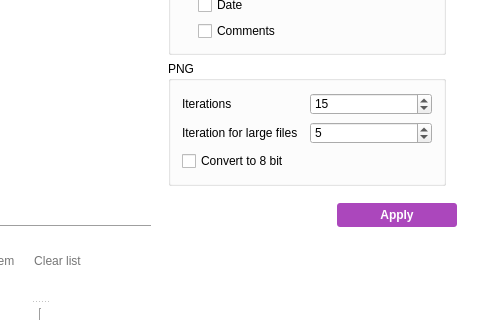
Lymphatus/caesium-image-compressor, file src/caesium.ui: the form before one commit; both pictures show x 400 to 880 and y 276 to 596 of the 880 by 812 pixel window.
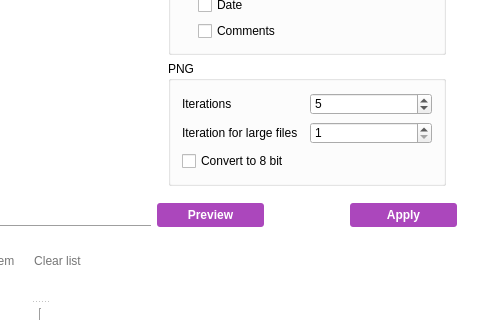
The form after the commit. Icons and pictures are not drawn. Custom widgets are drawn as their Qt base class.

Commit message: Preview enabled

The edit to the form file:
```diff
--- a/src/caesium.ui
+++ b/src/caesium.ui
@@ -387,7 +387,7 @@
                     <number>30</number>
                    </property>
                    <property name="value">
-                    <number>15</number>
+                    <number>5</number>
                    </property>
                   </widget>
                  </item>
@@ -407,7 +407,7 @@
                     <number>30</number>
                    </property>
                    <property name="value">
-                    <number>5</number>
+                    <number>1</number>
                    </property>
                   </widget>
                  </item>
@@ -555,6 +555,31 @@
           </item>
           <item>
            <layout class="QHBoxLayout" name="horizontalLayout_3">
+            <item>
+             <widget class="QPushButton" name="previewButton">
+              <property name="sizePolicy">
+               <sizepolicy hsizetype="Preferred" vsizetype="Fixed">
+                <horstretch>0</horstretch>
+                <verstretch>0</verstretch>
+               </sizepolicy>
+              </property>
+              <property name="font">
+               <font>
+                <weight>75</weight>
+                <bold>true</bold>
+               </font>
+              </property>
+              <property name="cursor">
+               <cursorShape>PointingHandCursor</cursorShape>
+              </property>
+              <property name="text">
+               <string>Preview</string>
+              </property>
+              <property name="flat">
+               <bool>false</bool>
+              </property>
+             </widget>
+            </item>
             <item>
              <spacer name="horizontalSpacer_6">
               <property name="orientation">
@@ -565,7 +590,7 @@
               </property>
               <property name="sizeHint" stdset="0">
                <size>
-                <width>180</width>
+                <width>80</width>
                 <height>20</height>
                </size>
               </property>
@@ -1130,7 +1155,7 @@
 font-size: 24pt;</string>
           </property>
           <property name="text">
-           <string/>
+           <string>original</string>
           </property>
           <property name="pixmap">
            <pixmap>:/icons/ui/picture.png</pixmap>
@@ -1151,7 +1176,7 @@
          </widget>
         </item>
         <item>
-         <widget class="QLabel" name="imageCompressedPreviewLabel_">
+         <widget class="QLabel" name="imageCompressedPreviewLabel">
           <property name="sizePolicy">
            <sizepolicy hsizetype="Minimum" vsizetype="Preferred">
             <horstretch>0</horstretch>
@@ -1182,7 +1207,7 @@
 font-size: 24pt;</string>
           </property>
           <property name="text">
-           <string/>
+           <string>preview</string>
           </property>
           <property name="pixmap">
            <pixmap>:/icons/ui/picture.png</pixmap>
```
The commit also changes 3 other files.
